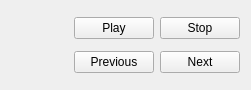
The window that core/dplugins/generic/view/presentation/widgets/presentationctrlwidget.ui (RPhay/MyDigikam) describes before a commit, drawn with Qt 5.
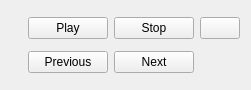
The same window after the commit.

Commit message: Apply patch #119088 from Phuoc Khanh Le to allow to change Presentation and SlideShow tools delay on the fly. BUGS: 183103 FIXED-IN: 7.2.0

```diff
--- a/core/dplugins/generic/view/presentation/widgets/presentationctrlwidget.ui
+++ b/core/dplugins/generic/view/presentation/widgets/presentationctrlwidget.ui
@@ -54,6 +54,13 @@
        </property>
       </widget>
      </item>
+     <item row="0" column="2">
+      <widget class="QPushButton" name="m_delayButton">
+       <property name="text">
+        <string comment="Push here to change delay time"></string>
+       </property>
+      </widget>
+     </item>
     </layout>
    </item>
   </layout>
```
The commit also changes 27 other files.
